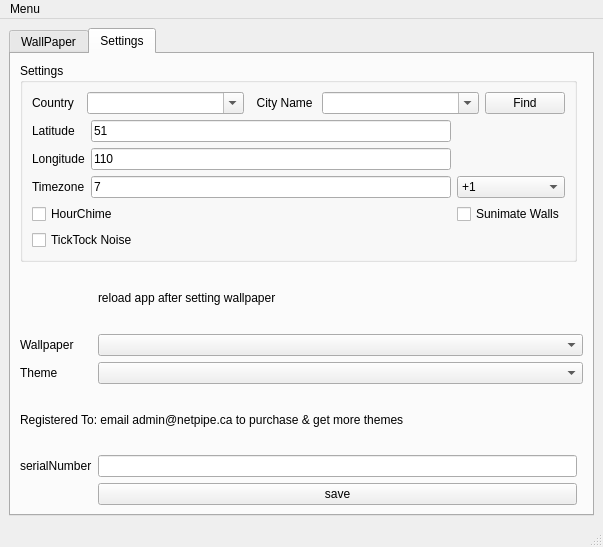
Before: the Qt Designer form mainwindow.ui in netpipe/AnDesk, drawn with Qt 5.
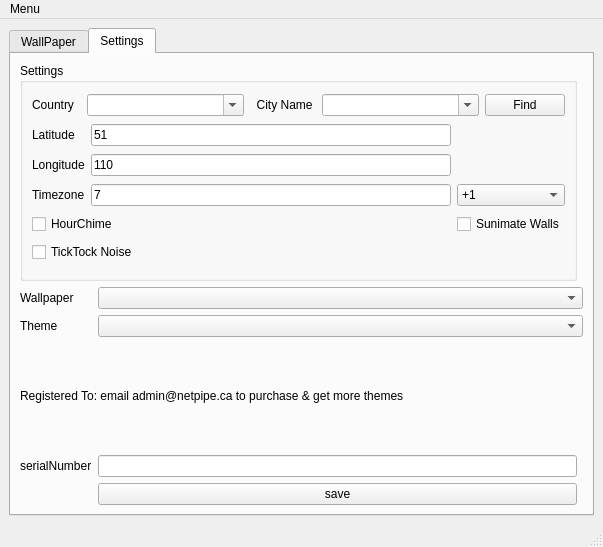
After: the same form once the commit is applied. The open tabs and pages were chosen to show the change.

```diff
--- a/mainwindow.ui
+++ b/mainwindow.ui
@@ -18,7 +18,7 @@
     <item row="1" column="0">
      <widget class="QTabWidget" name="tabWidget">
       <property name="currentIndex">
-       <number>1</number>
+       <number>0</number>
       </property>
       <widget class="QWidget" name="tab">
        <attribute name="title">
@@ -207,50 +207,50 @@
         <string>Settings</string>
        </attribute>
        <layout class="QGridLayout" name="gridLayout_3">
-        <item row="7" column="1">
-         <widget class="QPushButton" name="saveButton">
-          <property name="text">
-           <string>save</string>
-          </property>
-         </widget>
-        </item>
-        <item row="5" column="0" colspan="3">
+        <item row="4" column="0" colspan="3">
          <widget class="QLabel" name="lblregister">
           <property name="text">
            <string>Registered To: email admin@netpipe.ca to purchase &amp; get more themes</string>
           </property>
          </widget>
         </item>
-        <item row="4" column="0">
+        <item row="6" column="1">
+         <widget class="QPushButton" name="saveButton">
+          <property name="text">
+           <string>save</string>
+          </property>
+         </widget>
+        </item>
+        <item row="5" column="0">
+         <widget class="QLabel" name="label_4">
+          <property name="text">
+           <string>serialNumber</string>
+          </property>
+         </widget>
+        </item>
+        <item row="2" column="1" colspan="2">
+         <widget class="QComboBox" name="cmbwalls"/>
+        </item>
+        <item row="2" column="0">
+         <widget class="QLabel" name="label_6">
+          <property name="text">
+           <string>Wallpaper</string>
+          </property>
+         </widget>
+        </item>
+        <item row="3" column="0">
          <widget class="QLabel" name="label_7">
           <property name="text">
            <string>Theme</string>
           </property>
          </widget>
         </item>
-        <item row="4" column="1" colspan="2">
-         <widget class="QComboBox" name="cmbTheme"/>
-        </item>
         <item row="3" column="1" colspan="2">
-         <widget class="QComboBox" name="cmbwalls"/>
+         <widget class="QComboBox" name="cmbTheme"/>
         </item>
-        <item row="6" column="1">
+        <item row="5" column="1">
          <widget class="QLineEdit" name="serialtxt"/>
         </item>
-        <item row="2" column="1">
-         <widget class="QLabel" name="label_8">
-          <property name="text">
-           <string>reload app after setting wallpaper</string>
-          </property>
-         </widget>
-        </item>
-        <item row="3" column="0">
-         <widget class="QLabel" name="label_6">
-          <property name="text">
-           <string>Wallpaper</string>
-          </property>
-         </widget>
-        </item>
         <item row="0" column="0" rowspan="2" colspan="2">
          <widget class="QGroupBox" name="groupBox">
           <property name="title">
@@ -412,13 +412,6 @@
           </layout>
          </widget>
         </item>
-        <item row="6" column="0">
-         <widget class="QLabel" name="label_4">
-          <property name="text">
-           <string>serialNumber</string>
-          </property>
-         </widget>
-        </item>
        </layout>
       </widget>
      </widget>
```
